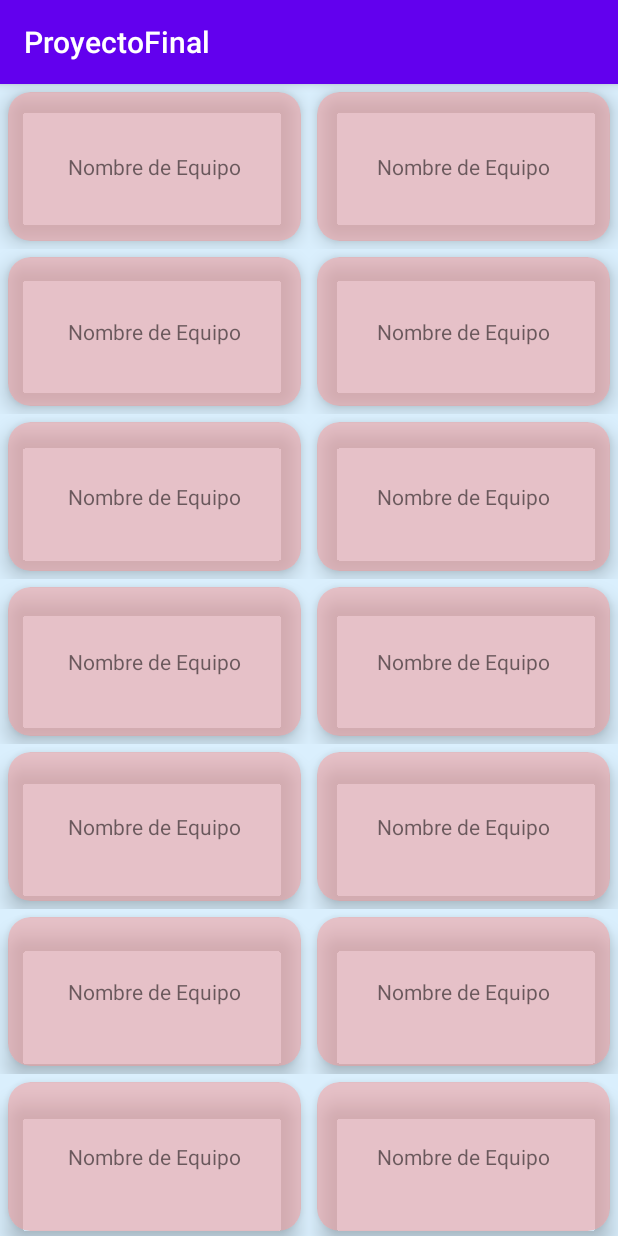
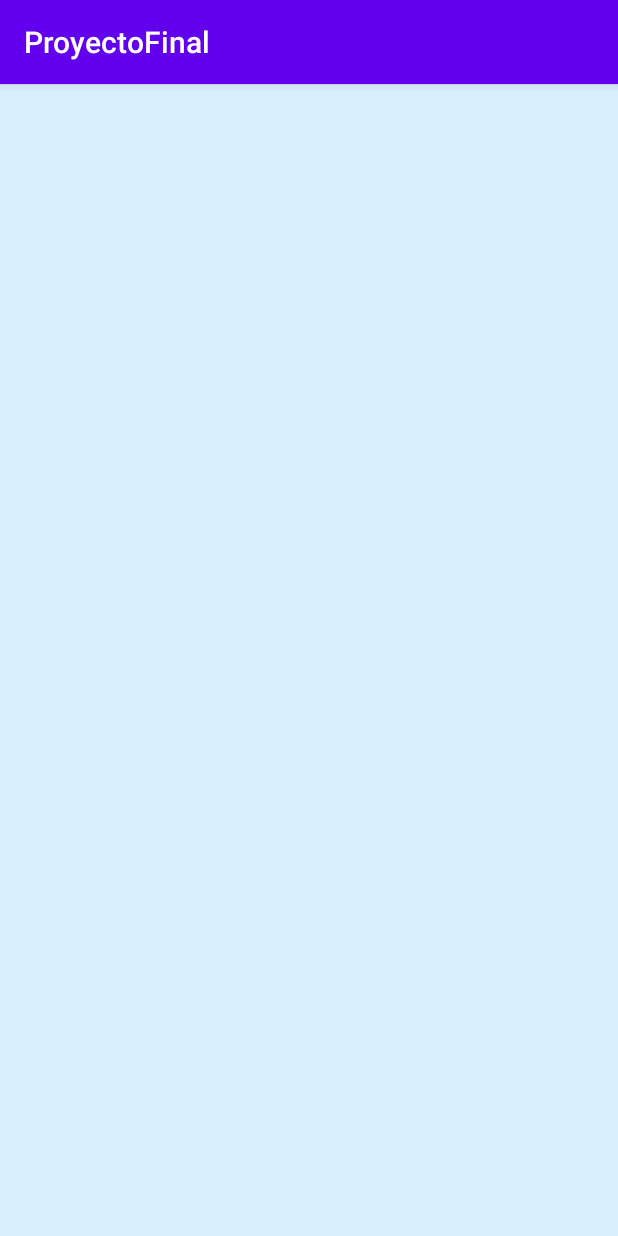
Before and after one commit to Grodrife/ProyectoFinal, an Android app: the TeamActivity screen opened directly, with no data from a screen before it, on a phone screen of 412 x 824 dp. Run offline under Robolectric (Android 15) with nearby library versions, the phone set to English and light mode, and no system bars; our stand-ins replace Firebase (no records; nobody signed in at launch, a user with empty details on screens opened directly); pictures from the network do not load.

```diff
--- a/app/build.gradle
+++ b/app/build.gradle
@@ -41,7 +41,7 @@ android {
 dependencies {
 
     implementation 'androidx.core:core-ktx:1.9.0'
-    implementation 'androidx.appcompat:appcompat:1.6.0'
+    implementation 'androidx.appcompat:appcompat:1.6.1'
     implementation 'com.google.android.material:material:1.8.0'
 
     implementation 'androidx.constraintlayout:constraintlayout:2.1.4'
@@ -63,9 +63,10 @@ dependencies {
 
     implementation 'com.google.firebase:firebase-analytics:21.2.0'
     implementation 'com.google.firebase:firebase-auth:21.1.0'
-    implementation 'com.google.firebase:firebase-firestore-ktx:24.4.2'
+    implementation 'com.google.firebase:firebase-firestore-ktx:24.4.3'
 
     implementation 'com.google.android.gms:play-services-auth:20.4.1'
+    implementation "com.github.bumptech.glide:glide:4.14.2"
 
     testImplementation 'junit:junit:4.13.2'
     androidTestImplementation 'androidx.test.ext:junit:1.1.5'
--- a/app/src/main/AndroidManifest.xml
+++ b/app/src/main/AndroidManifest.xml
@@ -25,9 +25,9 @@
             </intent-filter>
         </activity>
         <activity
-            android:name=".ui.main.TeamActivity">
-
+            android:name=".ui.main.team.TeamActivity">
         </activity>
+        <activity android:name=".ui.main.team.TeamDetailActivity"></activity>
 
     </application>
 
--- a/app/src/main/java/com/gabrielrf/proyectofinal/model/server/RemoteService.kt
+++ b/app/src/main/java/com/gabrielrf/proyectofinal/model/server/RemoteService.kt
@@ -14,11 +14,11 @@ interface RemoteService {
 
     @Headers("x-rapidapi-key: b0ddfe07dbmsh6daab3b699a1969p16482djsnc2b19a757cd4")
     @GET("players")
-    suspend fun getPlayers(): Player
+    suspend fun getPlayers(@Query("per_page") per_page: Int): Player
 
     @Headers("x-rapidapi-key: b0ddfe07dbmsh6daab3b699a1969p16482djsnc2b19a757cd4")
     @GET("games")
-    suspend fun getGames(@Query("seasons[]") season: Array<String>): Game
+    suspend fun getGames(@Query("seasons[]") season: Array<String>, @Query("per_page") per_page: Int): Game
 
     @Headers("x-rapidapi-key: b0ddfe07dbmsh6daab3b699a1969p16482djsnc2b19a757cd4")
     @GET("games")
--- a/app/src/main/java/com/gabrielrf/proyectofinal/ui/main/TeamActivity.kt
+++ /dev/null
@@ -1,33 +0,0 @@
-package com.gabrielrf.proyectofinal.ui.main
-
-import android.os.Bundle
-import androidx.appcompat.app.AppCompatActivity
-import androidx.recyclerview.widget.RecyclerView
-import com.gabrielrf.proyectofinal.R
-import com.gabrielrf.proyectofinal.databinding.TeamsBinding
-import com.gabrielrf.proyectofinal.model.DataTeam
-import com.google.firebase.firestore.ktx.firestore
-import com.google.firebase.ktx.Firebase
-
-class TeamActivity : AppCompatActivity() {
-
-    override fun onCreate(savedInstanceState: Bundle?){
-        super.onCreate(savedInstanceState)
-        setContentView(R.layout.teams)
-        val recycler =  findViewById<RecyclerView>(R.id.recycler)
-        recycler.adapter = TeamAdapter(teams)
-
-    }
-}
-
-private val teams = (1..100).map {
-    DataTeam(
-        "Abbr",
-        "City",
-        "Conference",
-        "Division",
-        "FName",
-        it,
-        "Name"
-    )
-}
--- a/app/src/main/java/com/gabrielrf/proyectofinal/ui/main/TeamAdapter.kt
+++ /dev/null
@@ -1,36 +0,0 @@
-package com.gabrielrf.proyectofinal.ui.main
-
-import android.view.LayoutInflater
-import android.view.View
-import android.view.ViewGroup
-import androidx.core.net.toUri
-import androidx.recyclerview.widget.RecyclerView
-import com.gabrielrf.proyectofinal.R
-import com.gabrielrf.proyectofinal.databinding.TeamViewBinding
-import com.gabrielrf.proyectofinal.model.DataTeam
-
-class TeamAdapter(val teams: List<DataTeam>): RecyclerView.Adapter<TeamAdapter.ViewHolder>() {
-
-    override fun onCreateViewHolder(parent: ViewGroup, viewType: Int): ViewHolder {
-        val view = LayoutInflater.from(parent.context).inflate(R.layout.team_view, parent, false)
-        return ViewHolder(view)
-    }
-
-    override fun onBindViewHolder(holder: ViewHolder, position: Int) {
-        /*holder.bind(teams[position])
-        holder.itemView.setOnClickListener {
-            listener(teams[position])
-        }*/
-    }
-
-    override fun getItemCount(): Int = teams.size
-
-    class ViewHolder(view: View) : RecyclerView.ViewHolder(view){
-        val binding = TeamViewBinding.bind(view)
-
-        fun bind(team: DataTeam){
-            binding.imageView3.setImageURI("https://cdn.freebiesupply.com/images/large/2x/nba-logo-transparent.png".toUri())
-            binding.textView2.text = team.full_name
-        }
-    }
-}
--- /dev/null
+++ b/app/src/main/java/com/gabrielrf/proyectofinal/ui/main/team/TeamActivity.kt
@@ -0,0 +1,43 @@
+package com.gabrielrf.proyectofinal.ui.main.team
+
+import android.content.Intent
+import android.os.Bundle
+import android.view.MotionEvent
+import android.view.View
+import android.widget.Toast
+import androidx.appcompat.app.AppCompatActivity
+import androidx.appcompat.view.menu.MenuView.ItemView
+import androidx.recyclerview.widget.RecyclerView
+import androidx.recyclerview.widget.RecyclerView.OnItemTouchListener
+import com.gabrielrf.proyectofinal.R
+import com.gabrielrf.proyectofinal.model.DataTeam
+import com.google.firebase.firestore.FirebaseFirestore
+
+class TeamActivity : AppCompatActivity() {
+
+    private lateinit var db: FirebaseFirestore
+    private var teams = mutableListOf<DataTeam>()
+    private lateinit var adapter: TeamAdapter
+
+    override fun onCreate(savedInstanceState: Bundle?){
+        super.onCreate(savedInstanceState)
+        setContentView(R.layout.teams)
+
+        db = FirebaseFirestore.getInstance()
+
+        val recycler =  findViewById<RecyclerView>(R.id.recycler)
+        adapter = TeamAdapter(teams)
+        recycler.adapter = adapter
+
+        db.collection("teams").get().addOnSuccessListener { documents ->
+            for (it in documents){
+                teams.add(it.toObject(DataTeam::class.java))
+            }
+            adapter.notifyDataSetChanged()
+        }.addOnFailureListener{
+            Toast.makeText(this, "Error", Toast.LENGTH_SHORT).show()
+        }
+
+
+    }
+}
--- a/app/src/main/res/layout/activity_auth.xml
+++ b/app/src/main/res/layout/activity_auth.xml
@@ -73,7 +73,6 @@
                 android:layout_width="match_parent"
                 android:layout_height="wrap_content"
                 android:padding="8dp"
-                android:text="Usuario o contraseña incorrecto"
                 android:textColor="#9C0101"
                 android:textSize="14sp"
                 android:visibility="gone"
--- a/app/src/main/res/layout/player_view.xml
+++ b/app/src/main/res/layout/player_view.xml
@@ -2,7 +2,7 @@
 <LinearLayout xmlns:android="http://schemas.android.com/apk/res/android"
     xmlns:app="http://schemas.android.com/apk/res-auto"
     android:layout_width="match_parent"
-    android:layout_height="match_parent"
+    android:layout_height="wrap_content"
     android:layout_margin="5dp"
     android:elevation="15dp"
     android:orientation="vertical">
--- a/app/src/main/res/layout/team_view.xml
+++ b/app/src/main/res/layout/team_view.xml
@@ -23,8 +23,8 @@
 
             <ImageView
                 android:id="@+id/imageView3"
-                android:layout_width="wrap_content"
-                android:layout_height="wrap_content"
+                android:layout_width="150dp"
+                android:layout_height="120dp"
                 android:layout_gravity="center"
                 tools:srcCompat="@tools:sample/avatars" />
 
--- a/app/src/main/res/layout/teams.xml
+++ b/app/src/main/res/layout/teams.xml
@@ -6,7 +6,7 @@
     android:layout_height="match_parent"
     android:background="@color/fondo_aplicacion"
     android:orientation="vertical"
-    tools:context=".ui.main.TeamActivity">
+    tools:context=".ui.main.team.TeamActivity">
 
     <androidx.recyclerview.widget.RecyclerView
         android:id="@+id/recycler"
```
Also changed, not shown: app/src/main/java/com/gabrielrf/proyectofinal/AuthActivity.kt (+71 -57 lines), app/src/main/java/com/gabrielrf/proyectofinal/HomeActivity.kt (deleted, +0 -26 lines), app/src/main/java/com/gabrielrf/proyectofinal/model/DataPlayer.kt (+11 -5 lines), app/src/main/java/com/gabrielrf/proyectofinal/model/DataTeam.kt (+7 -1 lines), app/src/main/java/com/gabrielrf/proyectofinal/ui/detail/TeamDetailFragment.kt (+17 -1 lines), app/src/main/java/com/gabrielrf/proyectofinal/ui/main/TeamViewModel.kt (deleted, +0 -53 lines), app/src/main/java/com/gabrielrf/proyectofinal/ui/main/team/TeamAdapter.kt (added, +53 -0 lines), app/src/main/res/layout/activity_home.xml (deleted, +0 -24 lines), app/src/main/res/layout/team_detail.xml (+23 -17 lines).
